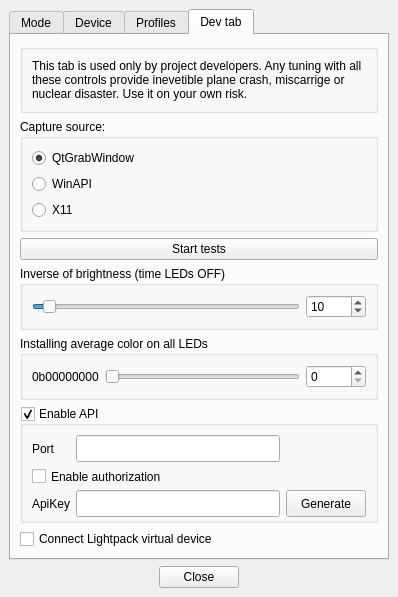
This is Software/src/SettingsWindow.ui in Atarity/Lightpack as Qt 5 draws it before an edit. The edited form follows.
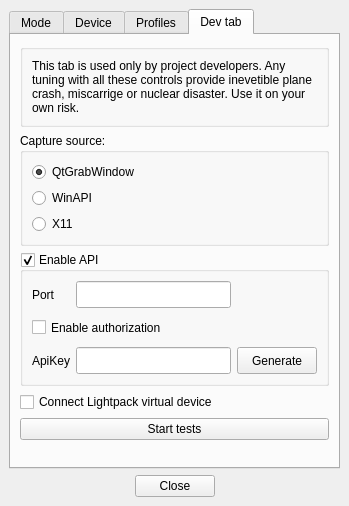
This is the edited form. The open tabs and pages were chosen to show the change. Icons and pictures are not drawn. Custom widgets are drawn as their Qt base class.

Patch:
```diff
--- a/Software/src/SettingsWindow.ui
+++ b/Software/src/SettingsWindow.ui
@@ -7,8 +7,8 @@
    <rect>
     <x>0</x>
     <y>0</y>
-    <width>398</width>
-    <height>503</height>
+    <width>349</width>
+    <height>506</height>
    </rect>
   </property>
   <property name="windowTitle">
@@ -1340,126 +1340,6 @@
           </layout>
          </widget>
         </item>
-        <item>
-         <widget class="QPushButton" name="pushButton_StartTests">
-          <property name="text">
-           <string>Start tests</string>
-          </property>
-         </widget>
-        </item>
-        <item>
-         <widget class="QGroupBox" name="groupBox_5">
-          <property name="title">
-           <string>Inverse of brightness (time LEDs OFF)</string>
-          </property>
-          <layout class="QHBoxLayout" name="horizontalLayout_9">
-           <item>
-            <widget class="QSlider" name="horizontalSlider_HW_Brightness">
-             <property name="minimum">
-              <number>0</number>
-             </property>
-             <property name="maximum">
-              <number>255</number>
-             </property>
-             <property name="pageStep">
-              <number>1</number>
-             </property>
-             <property name="value">
-              <number>10</number>
-             </property>
-             <property name="orientation">
-              <enum>Qt::Horizontal</enum>
-             </property>
-            </widget>
-           </item>
-           <item>
-            <widget class="QSpinBox" name="spinBox_HW_Brightness">
-             <property name="minimumSize">
-              <size>
-               <width>60</width>
-               <height>0</height>
-              </size>
-             </property>
-             <property name="maximumSize">
-              <size>
-               <width>60</width>
-               <height>16777215</height>
-              </size>
-             </property>
-             <property name="minimum">
-              <number>0</number>
-             </property>
-             <property name="maximum">
-              <number>255</number>
-             </property>
-             <property name="value">
-              <number>10</number>
-             </property>
-            </widget>
-           </item>
-          </layout>
-         </widget>
-        </item>
-        <item>
-         <widget class="QGroupBox" name="groupBox_6">
-          <property name="title">
-           <string>Installing average color on all LEDs</string>
-          </property>
-          <layout class="QHBoxLayout" name="horizontalLayout_10">
-           <item>
-            <widget class="QLabel" name="label_HW_SetAvgColor_Value">
-             <property name="text">
-              <string>0b00000000</string>
-             </property>
-            </widget>
-           </item>
-           <item>
-            <widget class="QSlider" name="horizontalSlider_HW_SetAvgColor">
-             <property name="minimum">
-              <number>0</number>
-             </property>
-             <property name="maximum">
-              <number>255</number>
-             </property>
-             <property name="pageStep">
-              <number>5</number>
-             </property>
-             <property name="value">
-              <number>0</number>
-             </property>
-             <property name="orientation">
-              <enum>Qt::Horizontal</enum>
-             </property>
-            </widget>
-           </item>
-           <item>
-            <widget class="QSpinBox" name="spinBox_HW_SetAvgColor">
-             <property name="minimumSize">
-              <size>
-               <width>60</width>
-               <height>0</height>
-              </size>
-             </property>
-             <property name="maximumSize">
-              <size>
-               <width>60</width>
-               <height>16777215</height>
-              </size>
-             </property>
-             <property name="minimum">
-              <number>0</number>
-             </property>
-             <property name="maximum">
-              <number>255</number>
-             </property>
-             <property name="value">
-              <number>0</number>
-             </property>
-            </widget>
-           </item>
-          </layout>
-         </widget>
-        </item>
         <item>
          <widget class="QGroupBox" name="groupBox_Api">
           <property name="title">
@@ -1473,7 +1353,7 @@
           </property>
           <layout class="QVBoxLayout" name="verticalLayout_14">
            <item>
-            <layout class="QGridLayout" name="gridLayout_3" rowminimumheight="0,0,0,0" columnminimumwidth="0,0,0">
+            <layout class="QGridLayout" name="gridLayout_3">
              <property name="sizeConstraint">
               <enum>QLayout::SetMinimumSize</enum>
              </property>
@@ -1490,16 +1370,6 @@
                </property>
               </widget>
              </item>
-             <item row="0" column="1">
-              <widget class="QLineEdit" name="lineEdit_ApiPort">
-               <property name="minimumSize">
-                <size>
-                 <width>0</width>
-                 <height>27</height>
-                </size>
-               </property>
-              </widget>
-             </item>
              <item row="2" column="0">
               <widget class="QLabel" name="label_6">
                <property name="minimumSize">
@@ -1549,6 +1419,16 @@
                </property>
               </widget>
              </item>
+             <item row="0" column="1">
+              <widget class="QLineEdit" name="lineEdit_ApiPort">
+               <property name="minimumSize">
+                <size>
+                 <width>0</width>
+                 <height>27</height>
+                </size>
+               </property>
+              </widget>
+             </item>
             </layout>
            </item>
           </layout>
@@ -1564,6 +1444,16 @@
           </property>
          </widget>
         </item>
+        <item>
+         <layout class="QHBoxLayout" name="horizontalLayout_GrabbedColors"/>
+        </item>
+        <item>
+         <widget class="QPushButton" name="pushButton_StartTests">
+          <property name="text">
+           <string>Start tests</string>
+          </property>
+         </widget>
+        </item>
         <item>
          <spacer name="verticalSpacer_4">
           <property name="orientation">
```
Left out of the diff: 69 changed lines with no effect on the pictures.
